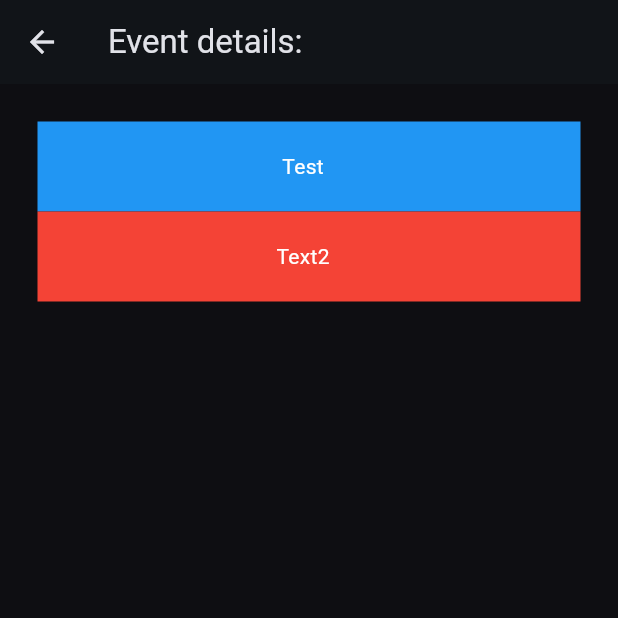
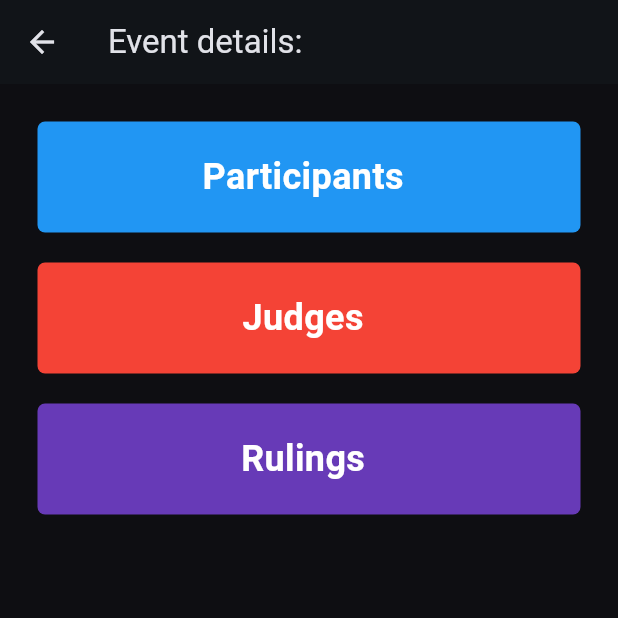
Before and after one commit to maaashup/judgeapp, a Flutter app: the EventDetailPage screen opened directly with empty values, on a phone screen of 412 x 824 dp, the top half of it. Run offline on Flutter 3.47's test engine with Material 3 defaults, Android fonts, the phone set to English and light mode, and no system bars; our stand-ins replace google_fonts; network calls fail.

Commit message:
Styled buttons

```diff
--- a/apps/mobile/lib/features/event/presentation/event_page.dart
+++ b/apps/mobile/lib/features/event/presentation/event_page.dart
@@ -22,11 +22,13 @@ class EventDetailPage extends StatelessWidget {
         child: Column(
           children: [
             //Paricipants Button
-            MyButton(text: "Test", color: Colors.blue),
+            MyButton(text: "Participants", color: Colors.blue),
+            SizedBox(height: 20),
             //Judges Button
-            MyButton(text: "Text2", color: Colors.red),
-
+            MyButton(text: "Judges", color: Colors.red),
+            SizedBox(height: 20),
             //Rulings Button
+            MyButton(text: "Rulings", color: Colors.deepPurple),
           ],
         ),
       ),
--- a/apps/mobile/lib/features/event/presentation/widgets/path_button.dart
+++ b/apps/mobile/lib/features/event/presentation/widgets/path_button.dart
@@ -8,12 +8,22 @@ class MyButton extends StatelessWidget {
   @override
   Widget build(BuildContext context) {
     return Container(
-      decoration: BoxDecoration(color: color),
+      decoration: BoxDecoration(
+        color: color,
+        borderRadius: BorderRadius.circular(5),
+      ),
       padding: EdgeInsets.all(20),
       child: Row(
         mainAxisAlignment: MainAxisAlignment.center,
         children: [
-          Text(text, style: TextStyle(color: Colors.white)),
+          Text(
+            text,
+            style: TextStyle(
+              color: Colors.white,
+              fontWeight: FontWeight.bold,
+              fontSize: 24,
+            ),
+          ),
           const SizedBox(width: 8),
         ],
       ),
```
